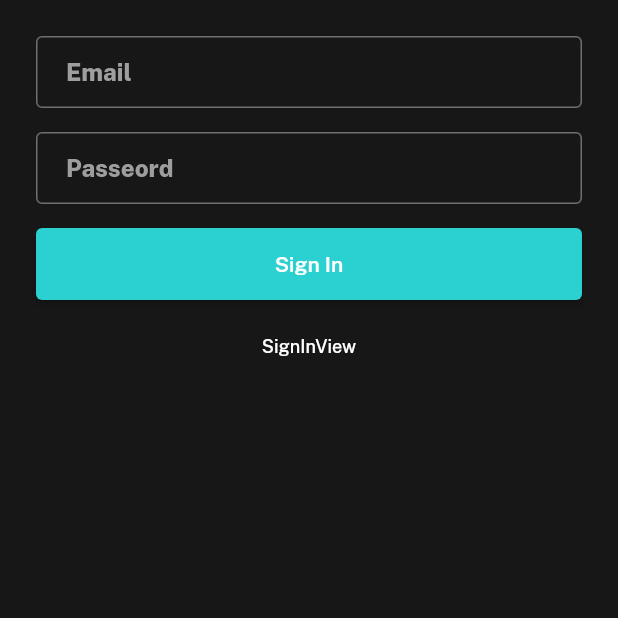
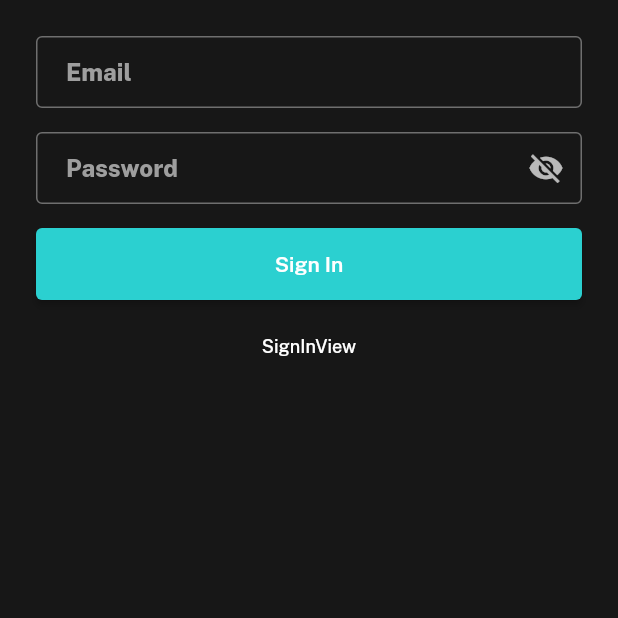
Before and after one commit to musahinist/imo, a Flutter app: the _SignInBody screen opened directly, on a phone screen of 412 x 824 dp, the top half of it. Run offline on Flutter 3.47's test engine with Material 2 defaults, Android fonts, the phone set to English and light mode, and no system bars; our stand-ins replace auto_route, bloc, dio, equatable, flutter_bloc, flutter_screenutil and 6 more; missing offline and left inert: clipboard, reorderable_grid; accounts and stored records are empty; generated files the repository leaves out were written again.

Commit message:
feat: add password form field

```diff
--- /dev/null
+++ b/lib/src/core/widget/ui/form/password_form_field.dart
@@ -0,0 +1,32 @@
+import 'package:flutter/material.dart';
+
+class PasswordFormField extends StatelessWidget {
+  const PasswordFormField({
+    Key? key,
+    required this.onChanged,
+  }) : super(key: key);
+  final ValueSetter<String> onChanged;
+
+  @override
+  Widget build(BuildContext context) {
+    bool obsecureText = true;
+    return StatefulBuilder(builder: (context, setState) {
+      return TextFormField(
+        onChanged: onChanged,
+        decoration: InputDecoration(
+          labelText: 'Password',
+          suffixIcon: IconButton(
+              icon:
+                  Icon(obsecureText ? Icons.visibility_off : Icons.visibility),
+              onPressed: () {
+                obsecureText = !obsecureText;
+                setState(() {});
+              }),
+        ),
+        obscureText: obsecureText,
+        keyboardType: TextInputType.visiblePassword,
+        textInputAction: TextInputAction.next,
+      );
+    });
+  }
+}
--- a/lib/src/feature/auth/presentation/view/sign_in.view.dart
+++ b/lib/src/feature/auth/presentation/view/sign_in.view.dart
@@ -1,5 +1,6 @@
 import 'package:flutter/material.dart';
 import 'package:flutter_bloc/flutter_bloc.dart';
+import 'package:imo/src/core/widget/ui/form/password_form_field.dart';
 
 import '../bloc/auth/auth_bloc.dart';
 import '../bloc/login/login_bloc.dart';
@@ -57,13 +58,10 @@ class _SignInBody extends StatelessWidget {
                         keyboardType: TextInputType.emailAddress,
                       ),
                       const SizedBox(height: 16),
-                      TextFormField(
+                      PasswordFormField(
                         onChanged: (pass) => context
                             .read<LoginBloc>()
                             .add(LoginPasswordChanged(pass)),
-                        decoration:
-                            const InputDecoration(labelText: 'Passeord'),
-                        keyboardType: TextInputType.visiblePassword,
                       ),
                       const SizedBox(height: 16),
                       BlocBuilder<LoginBloc, LoginState>(
```
